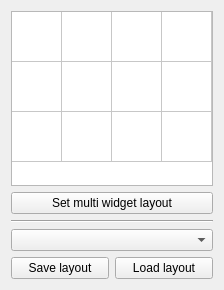
MITK/MITK, file Modules/QtWidgets/src/QmitkMultiWidgetLayoutSelectionWidget.ui: the form before one commit.
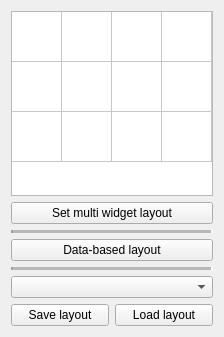
The form after the commit.

Commit message: add automated layout widget UI

```diff
--- a/Modules/QtWidgets/src/QmitkMultiWidgetLayoutSelectionWidget.ui
+++ b/Modules/QtWidgets/src/QmitkMultiWidgetLayoutSelectionWidget.ui
@@ -7,7 +7,7 @@
     <x>0</x>
     <y>0</y>
     <width>224</width>
-    <height>290</height>
+    <height>337</height>
    </rect>
   </property>
   <layout class="QVBoxLayout" name="verticalLayout">
@@ -77,10 +77,39 @@
       </size>
      </property>
      <property name="lineWidth">
-      <number>1</number>
+      <number>2</number>
      </property>
      <property name="midLineWidth">
-      <number>0</number>
+      <number>10</number>
+     </property>
+     <property name="orientation">
+      <enum>Qt::Horizontal</enum>
+     </property>
+    </widget>
+   </item>
+   <item>
+    <widget class="QPushButton" name="dataBasedLayoutButton">
+     <property name="text">
+      <string>Data-based layout</string>
+     </property>
+    </widget>
+   </item>
+   <item>
+    <widget class="Line" name="line_2">
+     <property name="minimumSize">
+      <size>
+       <width>0</width>
+       <height>0</height>
+      </size>
+     </property>
+     <property name="frameShadow">
+      <enum>QFrame::Sunken</enum>
+     </property>
+     <property name="lineWidth">
+      <number>2</number>
+     </property>
+     <property name="midLineWidth">
+      <number>10</number>
      </property>
      <property name="orientation">
       <enum>Qt::Horizontal</enum>
```
Left out of the diff: 12 changed lines with no effect on the pictures. The commit also changes 8 other files.
